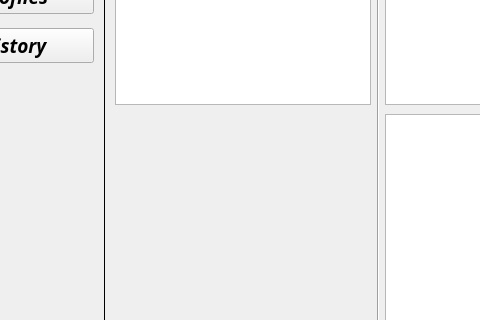
Before: the Qt Designer form mainwindow.ui in Shivewq/COMP3004FinalProject, drawn with Qt 5; both pictures show x 86 to 566 and y 306 to 626 of the 1475 by 782 pixel window.
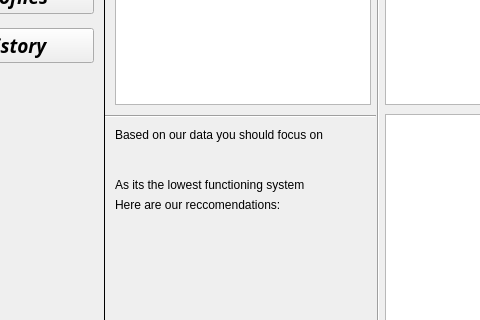
After: the same form once the commit is applied. The open tabs and pages were chosen to show the change. Icons and pictures are not drawn. Custom widgets are drawn as their Qt base class.

Commit message: finished the skin contact and reccomendations. Also made it so that the scan doesn't happen if the device is off

```diff
--- a/mainwindow.ui
+++ b/mainwindow.ui
@@ -1100,6 +1100,71 @@
        </rect>
       </property>
      </widget>
+     <widget class="Line" name="line_3">
+      <property name="geometry">
+       <rect>
+        <x>0</x>
+        <y>342</y>
+        <width>271</width>
+        <height>21</height>
+       </rect>
+      </property>
+      <property name="orientation">
+       <enum>Qt::Horizontal</enum>
+      </property>
+     </widget>
+     <widget class="QLabel" name="label_5">
+      <property name="geometry">
+       <rect>
+        <x>10</x>
+        <y>360</y>
+        <width>261</width>
+        <height>21</height>
+       </rect>
+      </property>
+      <property name="text">
+       <string>Based on our data you should focus on</string>
+      </property>
+     </widget>
+     <widget class="QLabel" name="label_reccomendation">
+      <property name="geometry">
+       <rect>
+        <x>10</x>
+        <y>380</y>
+        <width>261</width>
+        <height>21</height>
+       </rect>
+      </property>
+      <property name="text">
+       <string/>
+      </property>
+     </widget>
+     <widget class="QLabel" name="label_6">
+      <property name="geometry">
+       <rect>
+        <x>10</x>
+        <y>410</y>
+        <width>261</width>
+        <height>21</height>
+       </rect>
+      </property>
+      <property name="text">
+       <string>As its the lowest functioning system</string>
+      </property>
+     </widget>
+     <widget class="QLabel" name="label_7">
+      <property name="geometry">
+       <rect>
+        <x>10</x>
+        <y>430</y>
+        <width>261</width>
+        <height>21</height>
+       </rect>
+      </property>
+      <property name="text">
+       <string>Here are our reccomendations:</string>
+      </property>
+     </widget>
     </widget>
    </widget>
    <widget class="QWidget" name="verticalLayoutWidget">
```
Left out of the diff: 47 changed lines with no effect on the pictures. The commit also changes 5 other files.
